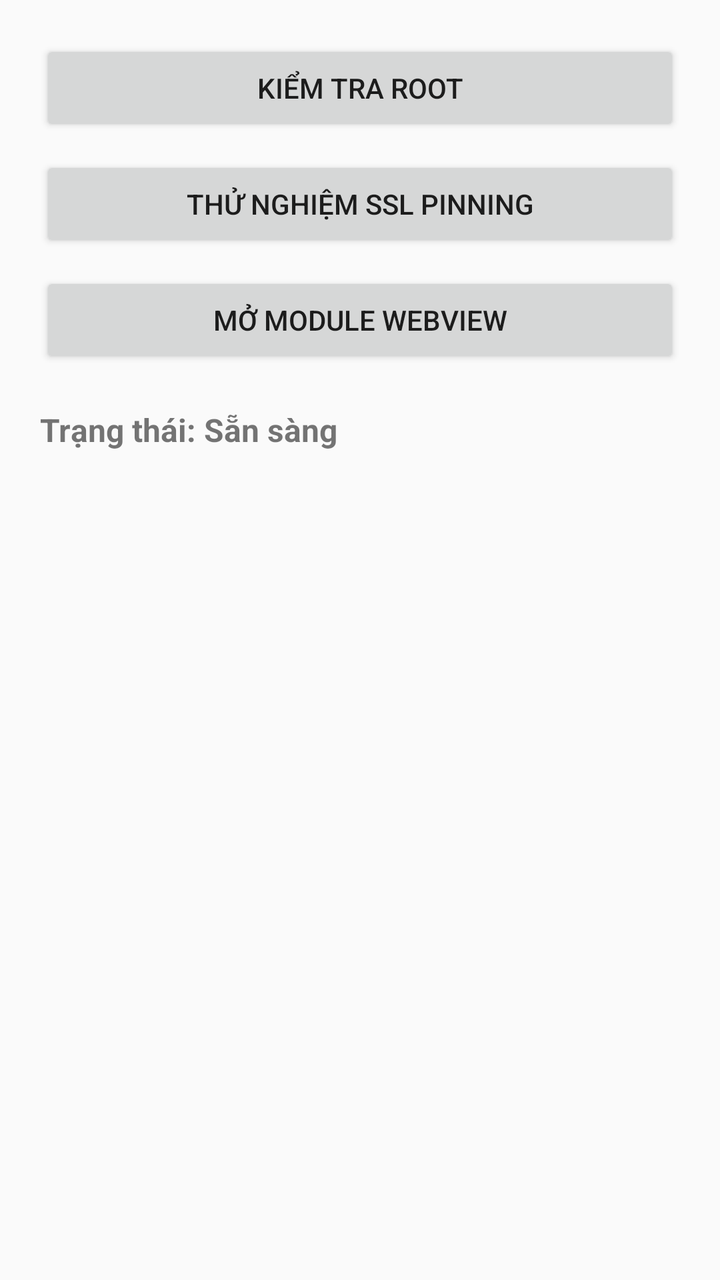
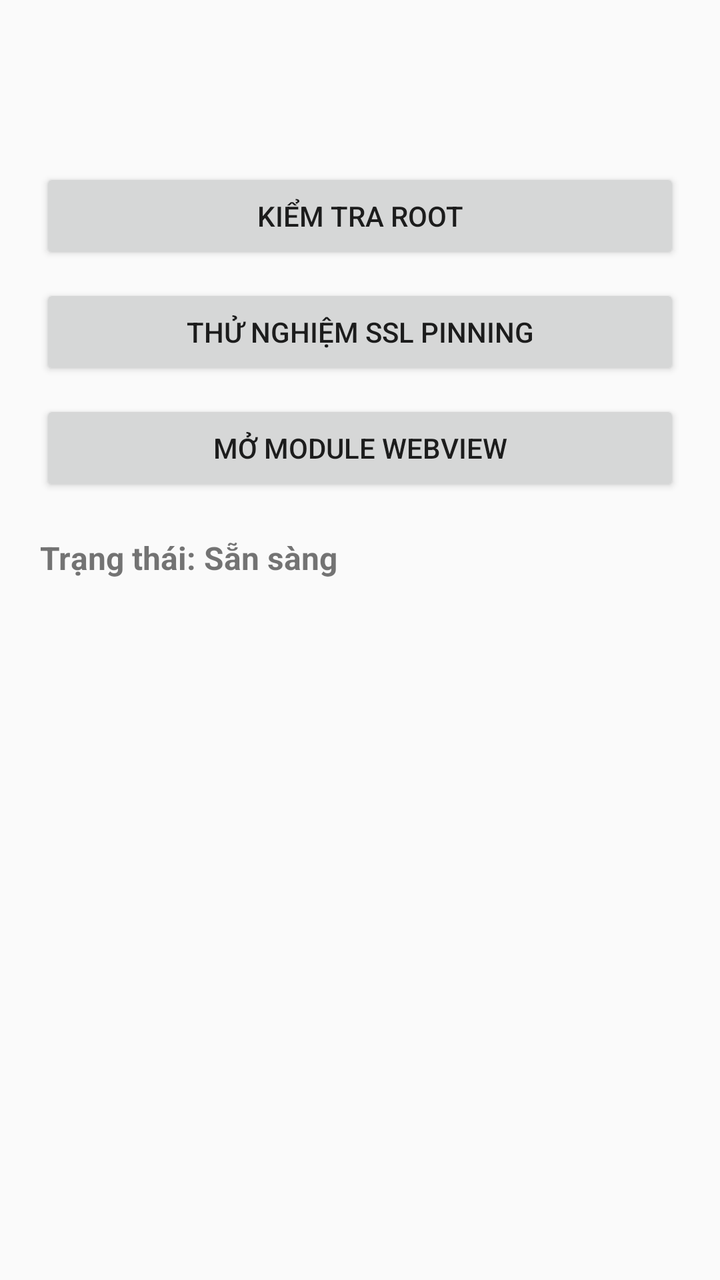

Screens rendered from an Android XML layout before and after an edit, with the pre-edit source and the edit as a unified diff.
<!-- AndroidManifest.xml: application theme Theme.AppCompat.Light.DarkActionBar -->
<!-- res/layout/activity_main.xml -->
<?xml version="1.0" encoding="utf-8"?>
<LinearLayout xmlns:android="http://schemas.android.com/apk/res/android"
    android:layout_width="match_parent"
    android:layout_height="match_parent"
    android:orientation="vertical"
    android:padding="20dp">

    <Button
        android:id="@+id/btnCheckRoot"
        android:layout_width="match_parent"
        android:layout_height="wrap_content"
        android:text="Kiểm tra Root" />

    <Button
        android:id="@+id/btnTestNetwork"
        android:layout_width="match_parent"
        android:layout_height="wrap_content"
        android:layout_marginTop="10dp"
        android:text="Thử nghiệm SSL Pinning" />

    <Button
        android:id="@+id/btnOpenWebView"
        android:layout_width="match_parent"
        android:layout_height="wrap_content"
        android:layout_marginTop="10dp"
        android:text="Mở Module WebView" />

    <TextView
        android:id="@+id/tvStatus"
        android:layout_width="match_parent"
        android:layout_height="wrap_content"
        android:layout_marginTop="20dp"
        android:textSize="16sp"
        android:textStyle="bold"
        android:text="Trạng thái: Sẵn sàng" />
</LinearLayout>
<!-- resources referenced by this layout -->
<resources>

</resources>

<!-- the commit's change to res/layout/activity_main.xml (unified diff, before → after) -->
@@ -1,4 +1,4 @@
-<?xml version="1.0" encoding="utf-8"?>
+﻿<?xml version="1.0" encoding="utf-8"?>
 <LinearLayout xmlns:android="http://schemas.android.com/apk/res/android"
     android:layout_width="match_parent"
     android:layout_height="match_parent"
@@ -9,21 +9,22 @@
         android:id="@+id/btnCheckRoot"
         android:layout_width="match_parent"
         android:layout_height="wrap_content"
-        android:text="Kiểm tra Root" />
+        android:layout_marginTop="64dp"
+        android:text="Ki&#7875;m tra Root" />
 
     <Button
         android:id="@+id/btnTestNetwork"
         android:layout_width="match_parent"
         android:layout_height="wrap_content"
         android:layout_marginTop="10dp"
-        android:text="Thử nghiệm SSL Pinning" />
+        android:text="Th&#7917; nghi&#7879;m SSL Pinning" />
 
     <Button
         android:id="@+id/btnOpenWebView"
         android:layout_width="match_parent"
         android:layout_height="wrap_content"
         android:layout_marginTop="10dp"
-        android:text="Mở Module WebView" />
+        android:text="M&#7903; Module WebView" />
 
     <TextView
         android:id="@+id/tvStatus"
@@ -32,5 +33,5 @@
         android:layout_marginTop="20dp"
         android:textSize="16sp"
         android:textStyle="bold"
-        android:text="Trạng thái: Sẵn sàng" />
+        android:text="Tr&#7841;ng th&#225;i: S&#7861;n s&#224;ng" />
 </LinearLayout>
